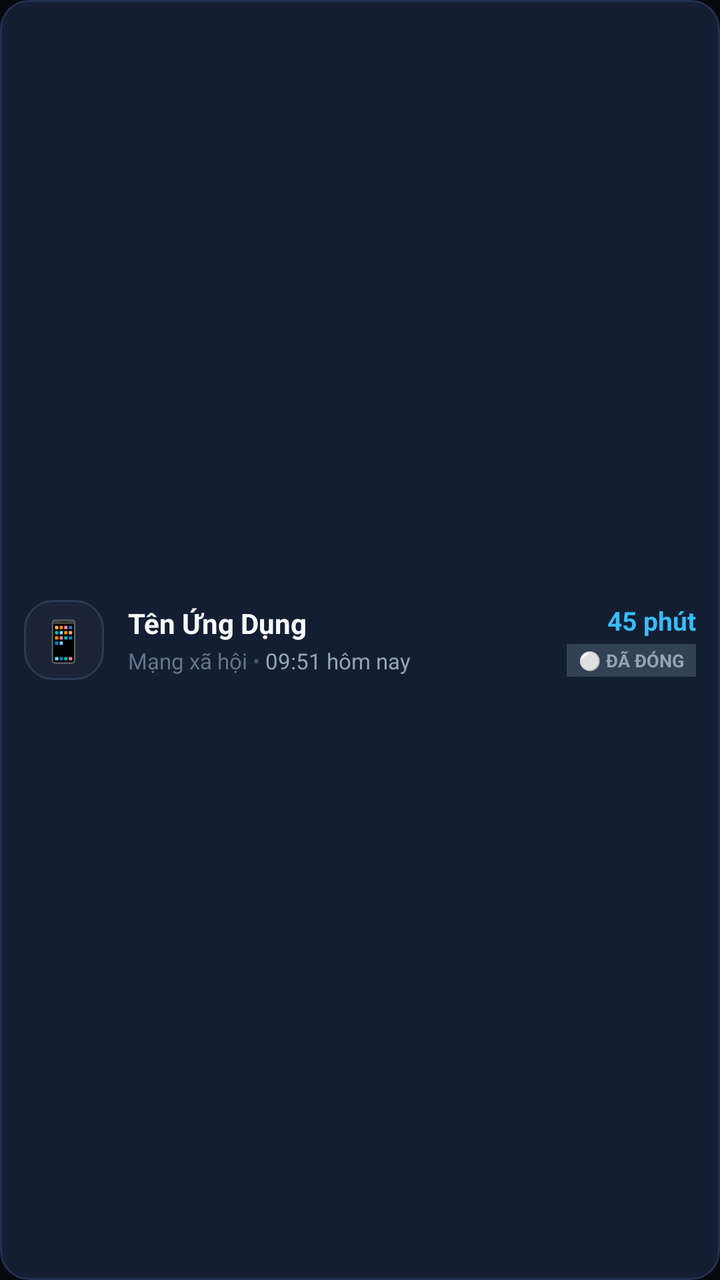
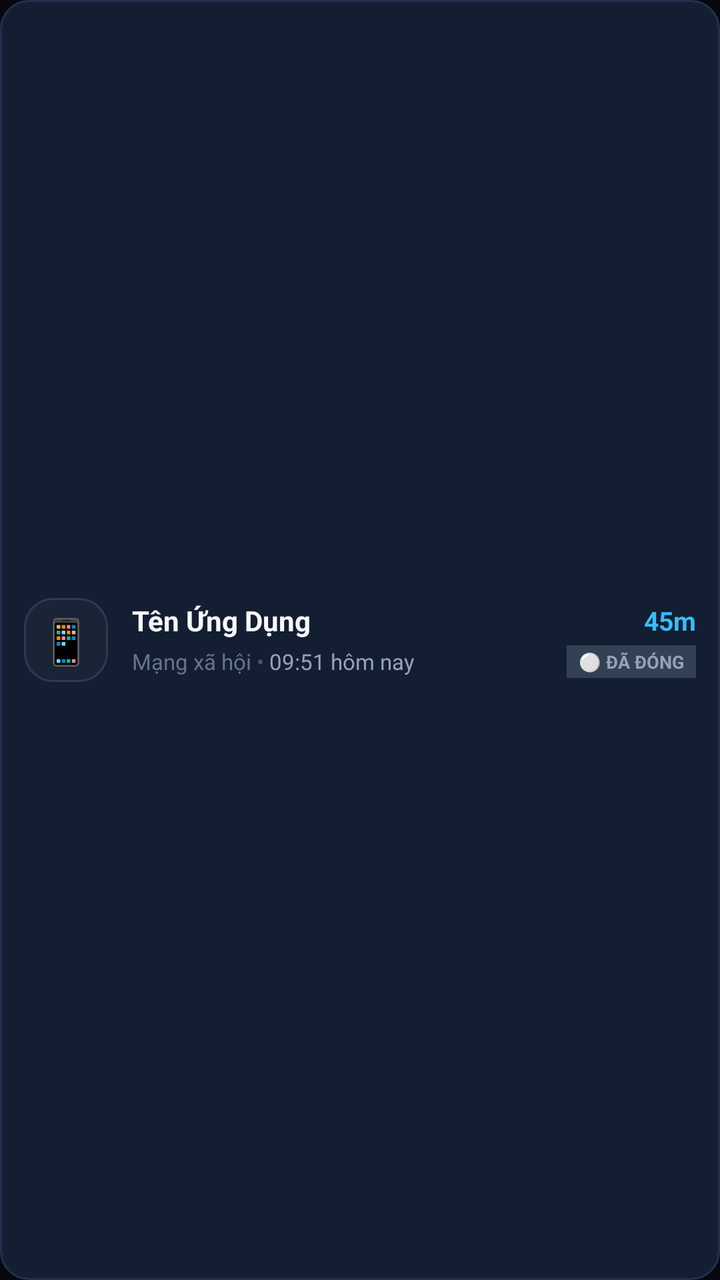

Screens rendered from an Android XML layout before and after an edit, with the pre-edit source and the edit as a unified diff.
<!-- AndroidManifest.xml: application theme Theme.Material3.DayNight.NoActionBar -->
<!-- res/layout/item_companion_app.xml -->
<?xml version="1.0" encoding="utf-8"?>
<LinearLayout xmlns:android="http://schemas.android.com/apk/res/android"
    android:layout_width="match_parent"
    android:layout_height="wrap_content"
    android:orientation="horizontal"
    android:background="@drawable/bg_app_item_card"
    android:gravity="center_vertical"
    android:padding="12dp"
    android:layout_marginBottom="8dp">

    
    <FrameLayout
        android:layout_width="40dp"
        android:layout_height="40dp"
        android:background="@drawable/bg_device_card"
        android:layout_marginEnd="12dp">

        <TextView
            android:id="@+id/tvItemAppIcon"
            android:layout_width="wrap_content"
            android:layout_height="wrap_content"
            android:layout_gravity="center"
            android:text="📱"
            android:textSize="20sp" />
    </FrameLayout>

    
    <LinearLayout
        android:layout_width="0dp"
        android:layout_height="wrap_content"
        android:layout_weight="1"
        android:orientation="vertical">

        <TextView
            android:id="@+id/tvItemAppName"
            android:layout_width="wrap_content"
            android:layout_height="wrap_content"
            android:text="Tên Ứng Dụng"
            android:textColor="#F8FAFC"
            android:textSize="14sp"
            android:textStyle="bold"
            android:singleLine="true"
            android:ellipsize="end" />

        <LinearLayout
            android:layout_width="wrap_content"
            android:layout_height="wrap_content"
            android:orientation="horizontal"
            android:gravity="center_vertical"
            android:layout_marginTop="2dp">

            <TextView
                android:id="@+id/tvItemAppCategory"
                android:layout_width="wrap_content"
                android:layout_height="wrap_content"
                android:text="Mạng xã hội"
                android:textColor="#64748B"
                android:textSize="11sp" />

            <TextView
                android:layout_width="wrap_content"
                android:layout_height="wrap_content"
                android:text=" • "
                android:textColor="#475569"
                android:textSize="11sp" />

            <TextView
                android:id="@+id/tvItemAppLastUsed"
                android:layout_width="wrap_content"
                android:layout_height="wrap_content"
                android:text="09:51 hôm nay"
                android:textColor="#94A3B8"
                android:textSize="11sp" />
        </LinearLayout>
    </LinearLayout>

    
    <LinearLayout
        android:layout_width="wrap_content"
        android:layout_height="wrap_content"
        android:orientation="vertical"
        android:gravity="end"
        android:layout_marginStart="8dp">

        <TextView
            android:id="@+id/tvItemAppDuration"
            android:layout_width="wrap_content"
            android:layout_height="wrap_content"
            android:text="45 phút"
            android:textColor="#38BDF8"
            android:textSize="13sp"
            android:textStyle="bold" />

        <TextView
            android:id="@+id/tvItemAppStatusBadge"
            android:layout_width="wrap_content"
            android:layout_height="wrap_content"
            android:layout_marginTop="3dp"
            android:background="#334155"
            android:paddingLeft="6dp"
            android:paddingRight="6dp"
            android:paddingTop="2dp"
            android:paddingBottom="2dp"
            android:text="⚪ ĐÃ ĐÓNG"
            android:textColor="#94A3B8"
            android:textSize="9sp"
            android:textStyle="bold" />
    </LinearLayout>
</LinearLayout>
<!-- resources referenced by this layout -->
<resources>
  <!-- drawable bg_app_item_card (drawable) -->
  <?xml version="1.0" encoding="utf-8"?>
  <shape xmlns:android="http://schemas.android.com/apk/res/android"
      android:shape="rectangle">
      <solid android:color="#141E33" />
      <stroke android:width="1dp" android:color="#21304C" />
      <corners android:radius="14dp" />
  </shape>
  <!-- drawable bg_device_card (drawable) -->
  <?xml version="1.0" encoding="utf-8"?>
  <shape xmlns:android="http://schemas.android.com/apk/res/android"
      android:shape="rectangle">
      <solid android:color="#1A2436" />
      <stroke android:width="1dp" android:color="#2A3B54" />
      <corners android:radius="14dp" />
  </shape>
  <style name="Theme.Material3.DayNight.NoActionBar" parent="Theme.Material3.Dark.NoActionBar">
          <item name="colorPrimary">@color/primary</item>
          <item name="colorOnPrimary">@color/on_primary</item>
          <item name="android:windowBackground">@color/background</item>
          <item name="android:statusBarColor">@color/background</item>
      </style>
  <color name="primary">#2563EB</color>
  <color name="on_primary">#FFFFFF</color>
  <color name="background">#07090E</color>
</resources>

<!-- the commit's change to res/layout/item_companion_app.xml (unified diff, before → after) -->
@@ -10,8 +10,8 @@
 
     
     <FrameLayout
-        android:layout_width="40dp"
-        android:layout_height="40dp"
+        android:layout_width="42dp"
+        android:layout_height="42dp"
         android:background="@drawable/bg_device_card"
         android:layout_marginEnd="12dp">
 
@@ -21,7 +21,7 @@
             android:layout_height="wrap_content"
             android:layout_gravity="center"
             android:text="📱"
-            android:textSize="20sp" />
+            android:textSize="22sp" />
     </FrameLayout>
 
     
@@ -31,23 +31,43 @@
         android:layout_weight="1"
         android:orientation="vertical">
 
-        <TextView
-            android:id="@+id/tvItemAppName"
-            android:layout_width="wrap_content"
+        
+        <LinearLayout
+            android:layout_width="match_parent"
             android:layout_height="wrap_content"
-            android:text="Tên Ứng Dụng"
-            android:textColor="#F8FAFC"
-            android:textSize="14sp"
-            android:textStyle="bold"
-            android:singleLine="true"
-            android:ellipsize="end" />
+            android:orientation="horizontal"
+            android:gravity="center_vertical">
 
+            <TextView
+                android:id="@+id/tvItemAppName"
+                android:layout_width="0dp"
+                android:layout_height="wrap_content"
+                android:layout_weight="1"
+                android:text="Tên Ứng Dụng"
+                android:textColor="#F8FAFC"
+                android:textSize="14sp"
+                android:textStyle="bold"
+                android:singleLine="true"
+                android:ellipsize="end" />
+
+            <TextView
+                android:id="@+id/tvItemAppDuration"
+                android:layout_width="wrap_content"
+                android:layout_height="wrap_content"
+                android:text="45m"
+                android:textColor="#38BDF8"
+                android:textSize="13sp"
+                android:textStyle="bold"
+                android:layout_marginStart="8dp" />
+        </LinearLayout>
+
+        
         <LinearLayout
-            android:layout_width="wrap_content"
+            android:layout_width="match_parent"
             android:layout_height="wrap_content"
             android:orientation="horizontal"
             android:gravity="center_vertical"
-            android:layout_marginTop="2dp">
+            android:layout_marginTop="3dp">
 
             <TextView
                 android:id="@+id/tvItemAppCategory"
@@ -55,7 +75,8 @@
                 android:layout_height="wrap_content"
                 android:text="Mạng xã hội"
                 android:textColor="#64748B"
-                android:textSize="11sp" />
+                android:textSize="11sp"
+                android:singleLine="true" />
 
             <TextView
                 android:layout_width="wrap_content"
@@ -66,44 +87,30 @@
 
             <TextView
                 android:id="@+id/tvItemAppLastUsed"
+                android:layout_width="0dp"
+                android:layout_height="wrap_content"
+                android:layout_weight="1"
+                android:text="09:51 hôm nay"
+                android:textColor="#94A3B8"
+                android:textSize="11sp"
+                android:singleLine="true"
+                android:ellipsize="end" />
+
+            <TextView
+                android:id="@+id/tvItemAppStatusBadge"
                 android:layout_width="wrap_content"
                 android:layout_height="wrap_content"
-                android:text="09:51 hôm nay"
+                android:background="#334155"
+                android:paddingLeft="6dp"
+                android:paddingRight="6dp"
+                android:paddingTop="2dp"
+                android:paddingBottom="2dp"
+                android:text="⚪ ĐÃ ĐÓNG"
                 android:textColor="#94A3B8"
-                android:textSize="11sp" />
+                android:textSize="9sp"
+                android:textStyle="bold"
+                android:layout_marginStart="8dp"
+                android:singleLine="true" />
         </LinearLayout>
     </LinearLayout>
-
-    
-    <LinearLayout
-        android:layout_width="wrap_content"
-        android:layout_height="wrap_content"
-        android:orientation="vertical"
-        android:gravity="end"
-        android:layout_marginStart="8dp">
-
-        <TextView
-            android:id="@+id/tvItemAppDuration"
-            android:layout_width="wrap_content"
-            android:layout_height="wrap_content"
-            android:text="45 phút"
-            android:textColor="#38BDF8"
-            android:textSize="13sp"
-            android:textStyle="bold" />
-
-        <TextView
-            android:id="@+id/tvItemAppStatusBadge"
-            android:layout_width="wrap_content"
-            android:layout_height="wrap_content"
-            android:layout_marginTop="3dp"
-            android:background="#334155"
-            android:paddingLeft="6dp"
-            android:paddingRight="6dp"
-            android:paddingTop="2dp"
-            android:paddingBottom="2dp"
-            android:text="⚪ ĐÃ ĐÓNG"
-            android:textColor="#94A3B8"
-            android:textSize="9sp"
-            android:textStyle="bold" />
-    </LinearLayout>
 </LinearLayout>
